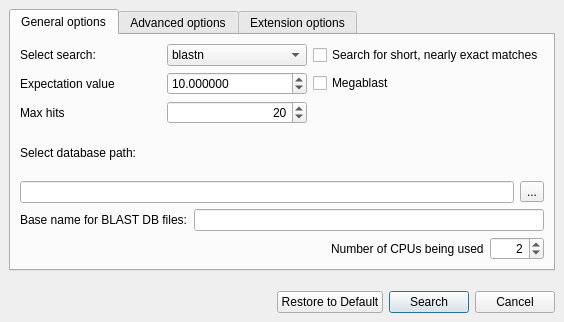
violethaze74/ugene, file src/plugins/external_tool_support/src/ui/BlastAllSupportDialog.ui: the form before one commit.
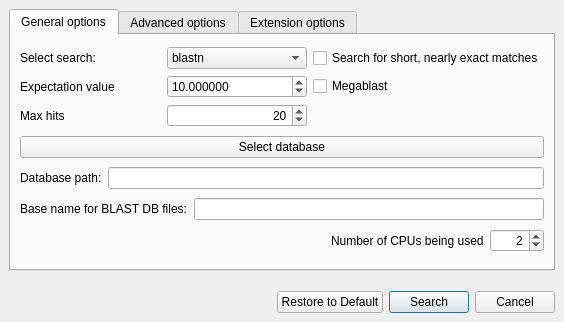
The form after the commit.

```diff
--- a/src/plugins/external_tool_support/src/ui/BlastAllSupportDialog.ui
+++ b/src/plugins/external_tool_support/src/ui/BlastAllSupportDialog.ui
@@ -143,24 +143,24 @@
         </layout>
        </item>
        <item>
-        <widget class="QLabel" name="label_14">
+        <widget class="QPushButton" name="selectDatabasePushButton">
          <property name="text">
-          <string>Select database path:</string>
+          <string>Select database</string>
          </property>
         </widget>
        </item>
        <item>
         <layout class="QHBoxLayout" name="horizontalLayout_2">
          <item>
-          <widget class="QLineEdit" name="databasePathLineEdit"/>
-         </item>
-         <item>
-          <widget class="QToolButton" name="databaseToolButton">
+          <widget class="QLabel" name="label_14">
            <property name="text">
-            <string>...</string>
+            <string>Database path:</string>
            </property>
           </widget>
          </item>
+         <item>
+          <widget class="QLineEdit" name="databasePathLineEdit"/>
+         </item>
         </layout>
        </item>
        <item>
```
